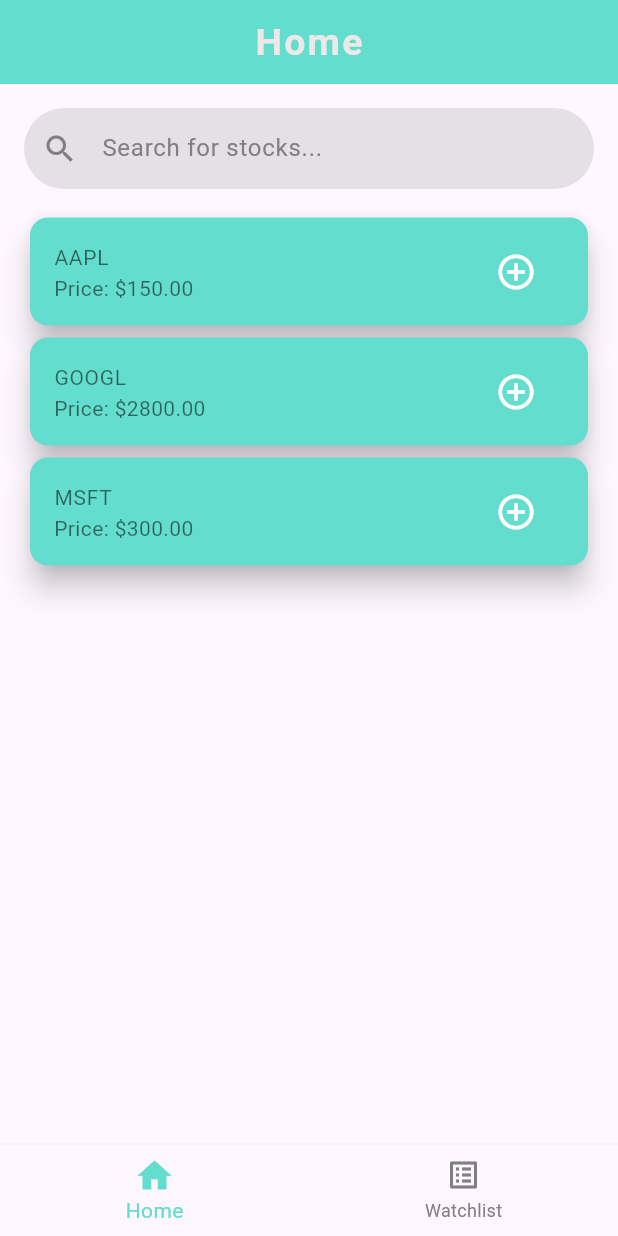
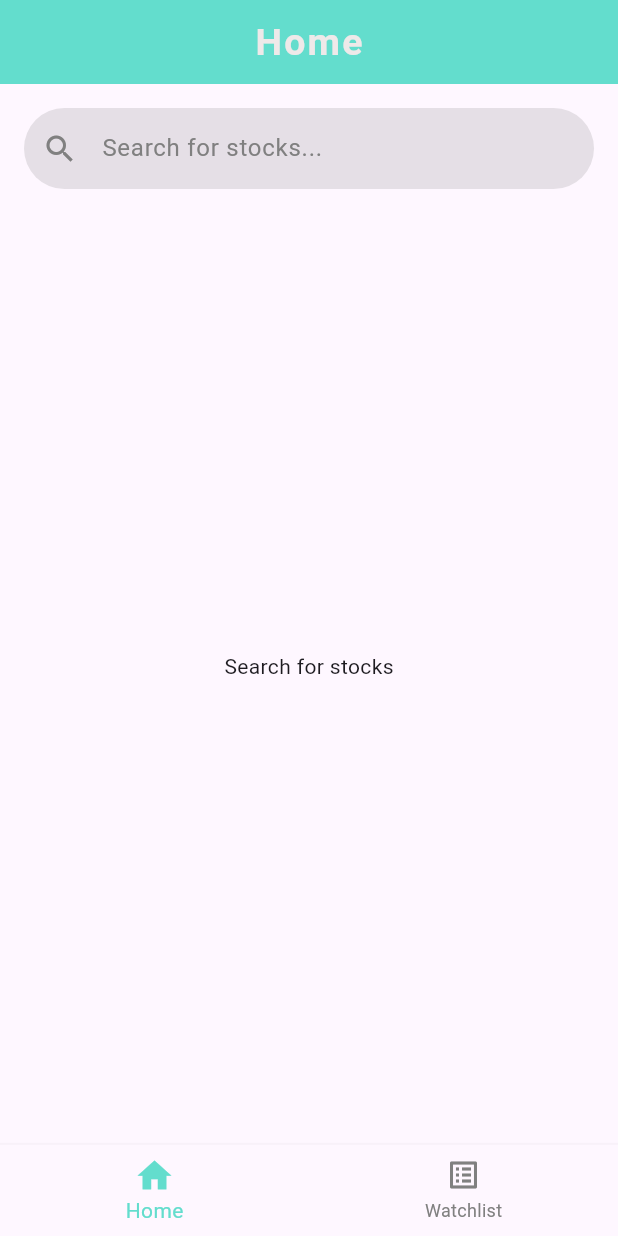
Before and after one commit to subruzz/stock_watchlist, a Flutter app: the screen it shows after launch, on a phone screen of 412 x 824 dp. Run offline on Flutter 3.47's test engine with Material 3 defaults, Android fonts, the phone set to English and light mode, and no system bars; our stand-ins replace dio, equatable, flutter_bloc, flutter_svg, hive, shimmer; accounts and stored records are empty; Roboto replaces fonts that are missing (Montserrat).

Commit message:
functionalitie completed need some changes in the ui

```diff
--- /dev/null
+++ b/lib/cubit/home/search_stock_cubit.dart
@@ -0,0 +1,36 @@
+import 'package:equatable/equatable.dart';
+import 'package:stock_watchlist/model/stock_model.dart';
+import 'package:flutter_bloc/flutter_bloc.dart';
+import 'package:stock_watchlist/utils/config/debouncer.dart';
+import '../../services/alpha_vantage_service.dart';
+import '../../utils/exceptions/main_exception.dart';
+
+part 'search_stock_state.dart';
+
+class SearchStockCubit extends Cubit<SearchStockState> {
+  final StockService _stockService;
+  final _debouncer = Debouncer(delay: const Duration(milliseconds: 700));
+  SearchStockCubit(this._stockService)
+      : super(
+          const SearchStockSuccess(searchedStocks: []),
+        );
+
+  Future<void> searchStocks(String query) async {
+    if (query.isEmpty) {
+      return emit(const SearchStockSuccess(searchedStocks: []));
+    }
+    emit(SearchStockLoading());
+    _debouncer.run(() async {
+      try {
+        final stocks = await _stockService.searchStocks(query);
+        emit(SearchStockSuccess(searchedStocks: stocks));
+      } catch (e) {
+        if (e is MainException) {
+          emit(SearchStockFailure(message: e.message));
+        } else {
+          emit(const SearchStockFailure(message: 'An unknown error occurred.'));
+        }
+      }
+    });
+  }
+}
--- /dev/null
+++ b/lib/cubit/home/search_stock_state.dart
@@ -0,0 +1,23 @@
+part of 'search_stock_cubit.dart';
+
+sealed class SearchStockState extends Equatable {
+  const SearchStockState();
+
+  @override
+  List<Object> get props => [];
+}
+
+
+final class SearchStockLoading extends SearchStockState {}
+
+final class SearchStockFailure extends SearchStockState {
+  final String message;
+
+  const SearchStockFailure({required this.message});
+}
+
+final class SearchStockSuccess extends SearchStockState {
+  final List<StockModel> searchedStocks;
+
+  const SearchStockSuccess({required this.searchedStocks});
+}
--- /dev/null
+++ b/lib/cubit/watchlist/watchlist_cubit.dart
@@ -0,0 +1,24 @@
+// ignore_for_file: public_member_api_docs, sort_constructors_first
+import 'package:equatable/equatable.dart';
+import 'package:flutter_bloc/flutter_bloc.dart';
+
+import 'package:stock_watchlist/model/stock_model.dart';
+import 'package:stock_watchlist/services/hive_services.dart';
+
+part 'watchlist_state.dart';
+
+class WatchlistCubit extends Cubit<WatchlistState> {
+  final HiveServices hiveServices;
+  WatchlistCubit(
+    this.hiveServices,
+  ) : super(WatchlistInitial());
+  void getWatchListItems() async {
+    emit(WatchlistLoading());
+    try {
+      final res = await hiveServices.getWatchlist();
+      emit(WatchlistSuccess(watchListItems: res));
+    } catch (e) {
+      emit(WatchlistFailure());
+    }
+  }
+}
--- /dev/null
+++ b/lib/cubit/watchlist/watchlist_state.dart
@@ -0,0 +1,21 @@
+part of 'watchlist_cubit.dart';
+
+sealed class WatchlistState extends Equatable {
+  const WatchlistState();
+
+  @override
+  List<Object> get props => [];
+}
+
+final class WatchlistInitial extends WatchlistState {}
+
+final class WatchlistLoading extends WatchlistState {}
+
+final class WatchlistFailure extends WatchlistState {}
+
+final class WatchlistSuccess extends WatchlistState {
+  final List<StockModel> watchListItems;
+  @override
+  List<Object> get props => [watchListItems];
+  const WatchlistSuccess({required this.watchListItems});
+}
--- a/lib/main.dart
+++ b/lib/main.dart
@@ -1,7 +1,12 @@
 import 'package:flutter/material.dart';
+import 'package:flutter_bloc/flutter_bloc.dart';
 import 'package:hive/hive.dart';
 import 'package:path_provider/path_provider.dart';
+import 'package:stock_watchlist/cubit/home/search_stock_cubit.dart';
+import 'package:stock_watchlist/cubit/watchlist/watchlist_cubit.dart';
 import 'package:stock_watchlist/model/stock_model.dart';
+import 'package:stock_watchlist/services/alpha_vantage_service.dart';
+import 'package:stock_watchlist/services/hive_services.dart';
 import 'package:stock_watchlist/views/widgets/common_widgets/messenger.dart';
 import 'package:stock_watchlist/utils/constants/strings.dart';
 import 'package:stock_watchlist/utils/constants/theme.dart';
@@ -22,12 +27,26 @@
 
   @override
   Widget build(BuildContext context) {
-    return MaterialApp(
-      debugShowCheckedModeBanner: false,
-      title: 'Flutter Demo',
-      theme: theme,
-      scaffoldMessengerKey: Messenger.scaffoldKey,
-      home: const MainScreen(),
+    return MultiBlocProvider(
+      providers: [
+        BlocProvider(
+          create: (context) => SearchStockCubit(
+            StockService(),
+          ),
+        ),
+        BlocProvider(
+          create: (context) => WatchlistCubit(
+            HiveServices(),
+          )..getWatchListItems(),
+        ),
+      ],
+      child: MaterialApp(
+        debugShowCheckedModeBanner: false,
+        title: 'Flutter Demo',
+        theme: theme,
+        scaffoldMessengerKey: Messenger.scaffoldKey,
+        home: const MainScreen(),
+      ),
     );
   }
 }
--- a/lib/model/stock_model.dart
+++ b/lib/model/stock_model.dart
@@ -4,13 +4,15 @@
 @HiveType(typeId: 1)
 class StockModel extends HiveObject {
   @HiveField(0)
-  final String symbol;
+  final String? symbol;
 
   @HiveField(1)
-  final double sharePrice;
+  final double? sharePrice;
+  @HiveField(2)
+  final String? companyName;
   StockModel({
+    required this.companyName,
     required this.symbol,
     required this.sharePrice,
   });
-
 }
--- a/lib/services/hive_services.dart
+++ b/lib/services/hive_services.dart
@@ -1,11 +1,13 @@
+import 'dart:developer';
+
 import 'package:hive/hive.dart';
 import 'package:stock_watchlist/model/stock_model.dart';
 import 'package:stock_watchlist/utils/constants/strings.dart';
 
-class StockRepository {
+class HiveServices {
   final Box<StockModel> _box;
 
-  StockRepository() : _box = Hive.box<StockModel>(hiveBox);
+  HiveServices() : _box = Hive.box<StockModel>(hiveBox);
 
   Future<void> addStock(StockModel stock) async {
     try {
@@ -18,6 +20,8 @@
       }
     } catch (e) {
       throw Exception('Failed to add stock: $e');
+    } finally {
+      log('new vlaues in box is ${_box.values.toList()}');
     }
   }
 
--- /dev/null
+++ b/lib/utils/config/debouncer.dart
@@ -0,0 +1,25 @@
+import 'dart:async';
+
+import 'package:flutter/material.dart';
+
+class Debouncer {
+  final Duration delay;
+  Timer? _timer;
+
+  Debouncer({required this.delay});
+
+  void run(VoidCallback action) {
+    cancel();
+
+    _timer = Timer(delay, action);
+  }
+
+  void cancel() {
+    _timer?.cancel();
+    _timer = null;
+  }
+
+  bool isRunning() {
+    return _timer != null && _timer!.isActive;
+  }
+}
--- a/lib/utils/constants/theme.dart
+++ b/lib/utils/constants/theme.dart
@@ -22,4 +22,9 @@
     unselectedItemColor: kGreyColor,
     selectedIconTheme: IconThemeData(size: 27),
   ),
+  elevatedButtonTheme: const ElevatedButtonThemeData(
+    style: ButtonStyle(
+      backgroundColor: WidgetStatePropertyAll(kMainColor),
+    ),
+  ),
 );
--- a/lib/views/screens/home_screen.dart
+++ b/lib/views/screens/home_screen.dart
@@ -1,11 +1,15 @@
 import 'package:flutter/material.dart';
+import 'package:flutter_bloc/flutter_bloc.dart';
+import 'package:stock_watchlist/cubit/home/search_stock_cubit.dart';
 import 'package:stock_watchlist/utils/constants/ui_const.dart';
 import 'package:stock_watchlist/views/widgets/home/search_field.dart';
 import 'package:stock_watchlist/views/widgets/home/stock_list.dart';
 
 class HomeScreen extends StatefulWidget {
+  const HomeScreen({super.key});
+
   @override
-  _HomeScreenState createState() => _HomeScreenState();
+  State<HomeScreen> createState() => _HomeScreenState();
 }
 
 class _HomeScreenState extends State<HomeScreen> {
@@ -43,11 +47,14 @@
         children: [
           // Search bar
           SearchTextField(
-              searchController: _searchController, onSearchChanged: (value) {}),
+              searchController: _searchController,
+              onSearchChanged: (value) {
+                context.read<SearchStockCubit>().searchStocks(value.trim());
+              }),
           kSizedBoxHeight15,
           // Loading indicator
           // Stock list
-          StockListPage(stocks: _stocks)
+          StockListPage()
         ],
       ),
     );
--- a/lib/views/screens/watchlist_screen.dart
+++ b/lib/views/screens/watchlist_screen.dart
@@ -6,7 +6,7 @@
 
   @override
   Widget build(BuildContext context) {
-    return Padding(
+    return const Padding(
       padding: EdgeInsets.all(13),
       child: WatchlistTable(),
     );
--- a/lib/views/widgets/home/search_field.dart
+++ b/lib/views/widgets/home/search_field.dart
@@ -15,6 +15,7 @@
   @override
   Widget build(BuildContext context) {
     return TextField(
+
       controller: _searchController,
       decoration: InputDecoration(
         contentPadding:
--- a/lib/views/widgets/home/stock_list.dart
+++ b/lib/views/widgets/home/stock_list.dart
@@ -1,18 +1,37 @@
 import 'package:flutter/material.dart';
+import 'package:flutter_bloc/flutter_bloc.dart';
+import 'package:shimmer/shimmer.dart';
+import 'package:stock_watchlist/cubit/home/search_stock_cubit.dart';
+import 'package:stock_watchlist/services/hive_services.dart';
 import 'package:stock_watchlist/utils/constants/ui_const.dart';
 
+import '../common_widgets/dialog.dart';
+
 class StockListPage extends StatelessWidget {
-  final List<Map<String, dynamic>> stocks;
-
-  StockListPage({required this.stocks});
+  const StockListPage({
+    super.key,
+  });
 
   @override
   Widget build(BuildContext context) {
-    return Expanded(
+    return BlocConsumer<SearchStockCubit, SearchStockState>(
+      listener: (context, state) {},
+      builder: (context, state) {
+        if (state is SearchStockLoading) {
+          return _buildShimmerListTile();
+        }
+        if (state is SearchStockSuccess) {
+          return state.searchedStocks.isEmpty
+              ? const Expanded(
+                  child: Center(
+                    child: Text('Search for stocks'),
+                  ),
+                )
+              : Expanded(
                   child: ListView.builder(
-        itemCount: stocks.length,
+                    itemCount: state.searchedStocks.length,
                     itemBuilder: (context, index) {
-          final stock = stocks[index];
+                      final stock = state.searchedStocks[index];
                       return Card(
                         color: kMainColor,
                         shape: RoundedRectangleBorder(
@@ -20,9 +39,10 @@
                         ),
                         elevation: 8.0,
                         child: ListTile(
-              title: Text(stock['symbol'], style: kBodyTextStyle),
+                          title: Text(stock.companyName ?? '',
+                              style: kBodyTextStyle),
                           subtitle: Text(
-                  'Price: \$${stock['sharePrice'].toStringAsFixed(2)}',
+                              'Price: \$${stock.sharePrice!.toStringAsFixed(2)}',
                               style: kBodyTextStyle),
                           trailing: IconButton(
                             icon: const Icon(
@@ -31,7 +51,14 @@
                               size: 28.0,
                             ),
                             onPressed: () {
-                  // Handle add to watchlist
+                              showCustomDialog(
+                                  context,
+                                  'Add to Watchlist',
+                                  'Add',
+                                  'Do you want to add this to your watchlist?',
+                                  () {
+                                HiveServices().addStock(stock);
+                              });
                             },
                           ),
                         ),
@@ -40,4 +67,52 @@
                   ),
                 );
         }
+        return SizedBox();
+      },
+    );
   }
+
+  Widget _buildShimmerListTile() {
+    return Expanded(
+      child: ListView.builder(
+        itemCount: 10, // Placeholder item count
+        itemBuilder: (context, index) {
+          return Shimmer.fromColors(
+            baseColor: Colors.grey[300]!,
+            highlightColor: Colors.grey[100]!,
+            child: Card(
+              shape: RoundedRectangleBorder(
+                borderRadius: BorderRadius.circular(12.0),
+              ),
+              elevation: 8.0,
+              child: SizedBox(
+                height: 80, // Set the desired height for each card
+                width: double.infinity,
+                child: Padding(
+                  padding: const EdgeInsets.all(16.0),
+                  child: Column(
+                    crossAxisAlignment: CrossAxisAlignment.start,
+                    mainAxisAlignment: MainAxisAlignment.center,
+                    children: [
+                      Container(
+                        height: 20,
+                        width: double.infinity,
+                        color: Colors.grey[300], // Placeholder for title
+                      ),
+                      SizedBox(height: 10),
+                      Container(
+                        height: 20,
+                        width: 150,
+                        color: Colors.grey[300], // Placeholder for subtitle
+                      ),
+                    ],
+                  ),
+                ),
+              ),
+            ),
+          );
+        },
+      ),
+    );
+  }
+}
--- a/pubspec.yaml
+++ b/pubspec.yaml
@@ -15,6 +15,7 @@
   flutter_svg: ^2.0.10+1
   hive: ^2.2.3
   path_provider: ^2.1.4
+  shimmer: ^3.0.0
 dev_dependencies:
   build_runner: ^2.4.11
   flutter_lints: ^4.0.0
```
Also changed, not shown: lib/services/alpha_vantage_service.dart (+16 -88 lines), lib/views/widgets/common_widgets/dialog.dart (added, +36 -0 lines), lib/views/widgets/watchlist/watchlist_table.dart (+30 -14 lines), lib/views/widgets/watchlist/watchlist_table_shimmer.dart (added, +107 -0 lines), lib/model/stock_model.g.dart, pubspec.lock. Lines whose indentation alone changed are shown as unchanged.
